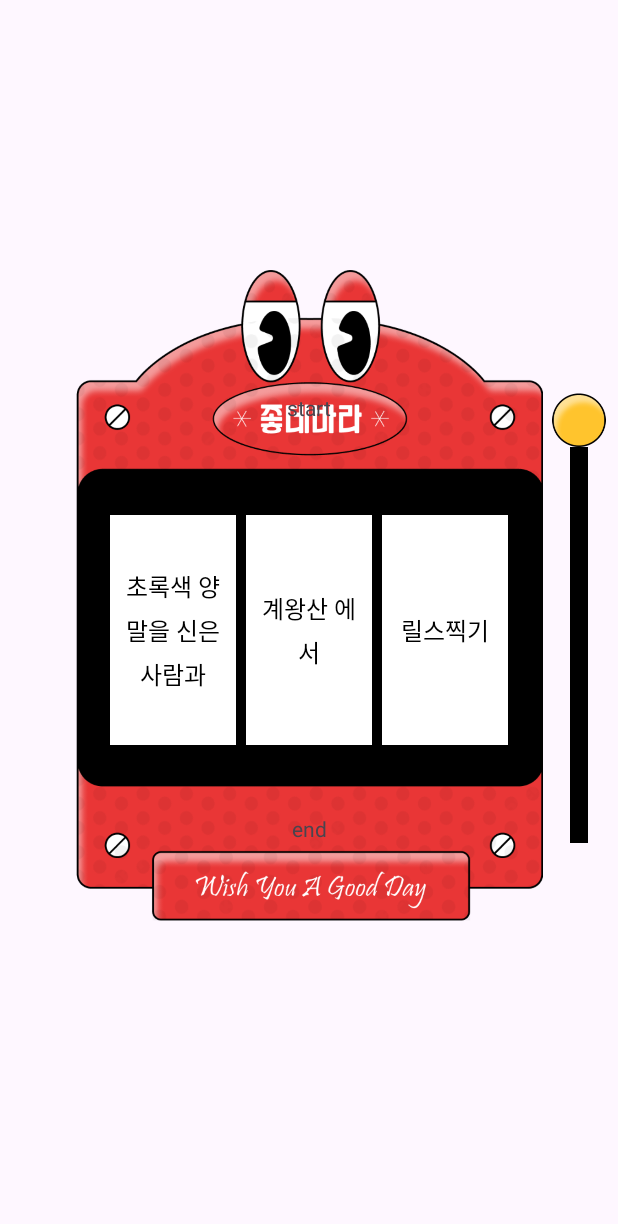
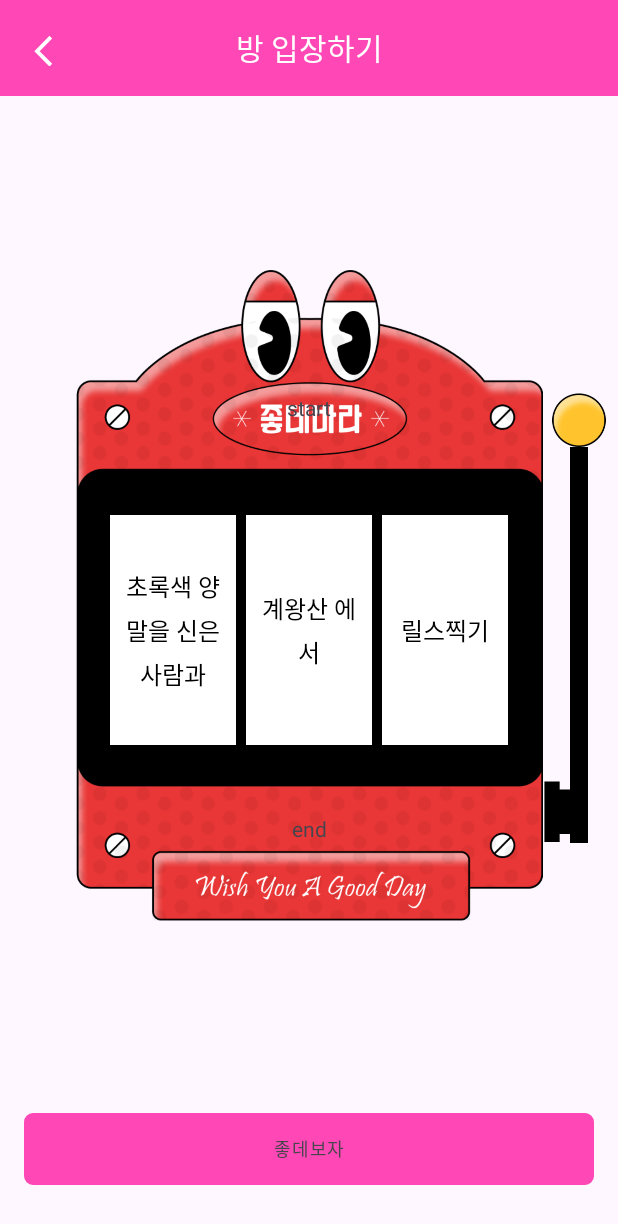
Before and after one commit to DO-SOPT-SOPKATHON-ANDROID-TEAM3/Android, an Android app: the screen it shows after launch (SlotActivity), on a phone screen of 412 x 824 dp. Shown: the top 1224 px of the screen. Run offline under Robolectric (Android 15) with nearby library versions, the phone set to English and light mode, and no system bars; our stand-ins replace data binding.

Commit message:
[ui] 버튼

```diff
--- /dev/null
+++ b/app/src/main/res/drawable/ic_slot_corner.xml
@@ -0,0 +1,9 @@
+<vector xmlns:android="http://schemas.android.com/apk/res/android"
+    android:width="21dp"
+    android:height="41dp"
+    android:viewportWidth="21"
+    android:viewportHeight="41">
+  <path
+      android:pathData="M10.932,5.626V0.315H0.932L0.932,40.315H10.932V35.004H20.932V5.626H10.932Z"
+      android:fillColor="#000000"/>
+</vector>
--- a/app/src/main/res/layout/activity_slot.xml
+++ b/app/src/main/res/layout/activity_slot.xml
@@ -10,6 +10,28 @@
         android:layout_width="match_parent"
         android:layout_height="match_parent"
         tools:context=".presentation.SlotActivity">
+
+        <androidx.appcompat.widget.Toolbar
+            android:id="@+id/tb_slot"
+            android:layout_width="match_parent"
+            android:layout_height="wrap_content"
+            android:background="@color/goodday_pink"
+            app:layout_constraintTop_toTopOf="parent"
+            app:layout_constraintStart_toStartOf="parent"
+            app:layout_constraintEnd_toEndOf="parent">
+            <ImageView
+                android:id="@+id/iv_back"
+                android:layout_width="wrap_content"
+                android:layout_height="wrap_content"
+                android:src="@drawable/ic_left_arrow_whit_24" />
+            <TextView
+                android:layout_gravity="center"
+                android:layout_width="wrap_content"
+                android:layout_height="wrap_content"
+                android:textColor="@color/white"
+                android:textAppearance="?textAppearanceTitleLarge"
+                android:text="방 입장하기" />
+        </androidx.appcompat.widget.Toolbar>
 
         <ImageView
             android:id="@+id/iv_slot"
@@ -82,6 +104,14 @@
                 app:layout_constraintEnd_toEndOf="parent"/>
         </androidx.constraintlayout.widget.ConstraintLayout>
 
+        <ImageView
+            android:id="@+id/iv_slot_corner"
+            android:layout_width="wrap_content"
+            android:layout_height="wrap_content"
+            android:src="@drawable/ic_slot_corner"
+            app:layout_constraintBottom_toBottomOf="@id/ml_slot_down"
+            app:layout_constraintStart_toEndOf="@id/iv_slot" />
+
         <androidx.constraintlayout.motion.widget.MotionLayout
             android:id="@+id/ml_slot_down"
             android:layout_width="wrap_content"
@@ -111,5 +141,19 @@
                 app:layout_constraintEnd_toEndOf="parent" />
 
         </androidx.constraintlayout.motion.widget.MotionLayout>
+
+        <androidx.appcompat.widget.AppCompatButton
+            android:id="@+id/btn_start"
+            android:layout_width="match_parent"
+            android:layout_height="wrap_content"
+            android:text="좋데보자"
+            android:layout_marginHorizontal="16dp"
+            android:layout_marginBottom="34dp"
+            android:background="@drawable/shape_gray_line_5_rect"
+            android:backgroundTint="@color/goodday_pink"
+            android:textAppearance="@style/TextAppearance.Material3.LabelMedium"
+            app:layout_constraintBottom_toBottomOf="parent"
+            app:layout_constraintStart_toStartOf="parent"
+            app:layout_constraintEnd_toEndOf="parent" />
     </androidx.constraintlayout.widget.ConstraintLayout>
 </layout>
```
